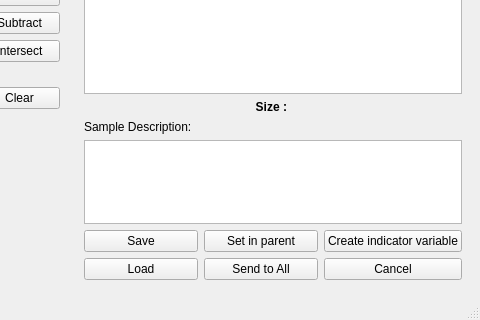
Old version of the form braviz/interaction/qt_guis/new_sample_screen.ui in the repository diego0020/braviz-app; both pictures show x 441 to 921 and y 280 to 600 of the 921 by 600 pixel window.
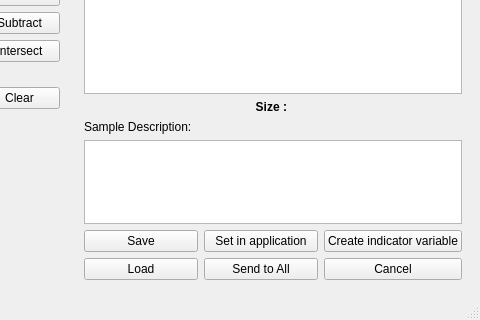
New version of the form.

Commit message: More friendly sample modification dialogs

The edit to the form file:
```diff
--- a/braviz/interaction/qt_guis/new_sample_screen.ui
+++ b/braviz/interaction/qt_guis/new_sample_screen.ui
@@ -337,7 +337,7 @@
              <string>Set the current sample in the parent application</string>
             </property>
             <property name="text">
-             <string>Set in parent</string>
+             <string>Set in application</string>
             </property>
            </widget>
           </item>
```
Left out of the diff: 2 changed lines with no effect on the pictures. The commit also changes 7 other files.
